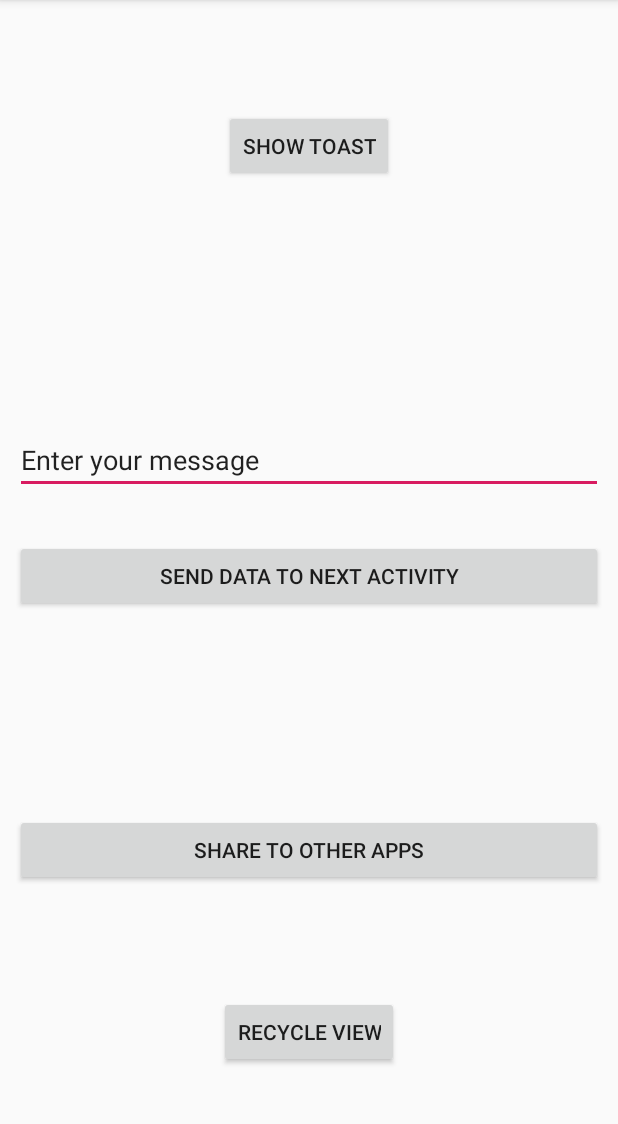
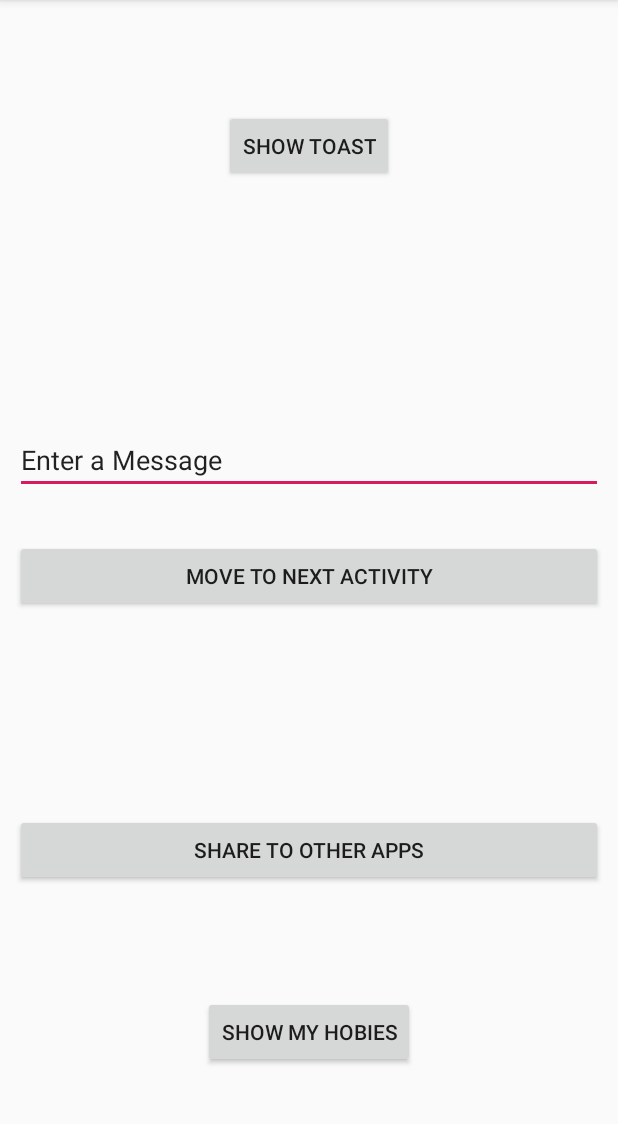
Before and after one commit to ValkaYordanov/MsgShareApp, an Android app: the screen it shows after launch (MainActivity), after a tap on "SHOW TOAST", on a phone screen of 412 x 824 dp, the part 84-1208 px from its top. Run offline under Robolectric (Android 15) with nearby library versions, the phone set to English and light mode, and no system bars.

Commit message:
updating app

```diff
--- a/app/src/main/AndroidManifest.xml
+++ b/app/src/main/AndroidManifest.xml
@@ -9,7 +9,7 @@
         android:roundIcon="@mipmap/ic_launcher_round"
         android:supportsRtl="true"
         android:theme="@style/AppTheme">
-        <activity android:name=".MainActivity">
+        <activity android:name=".activities.MainActivity">
             <intent-filter>
                 <action android:name="android.intent.action.MAIN" />
 
@@ -17,8 +17,8 @@
             </intent-filter>
         </activity>
 
-        <activity android:name=".SecondActivity"/>
-        <activity android:name=".HobbiesActivtity"/>
+        <activity android:name=".activities.SecondActivity"/>
+        <activity android:name=".activities.HobbiesActivtity"/>
     </application>
 
 </manifest>
--- /dev/null
+++ b/app/src/main/java/valka/msgshareapp/AppConstants.kt
@@ -0,0 +1,4 @@
+package valka.msgshareapp
+object Constants{
+    const val USER_MSG_KEY="user_message"
+}
--- /dev/null
+++ b/app/src/main/java/valka/msgshareapp/Extensions.kt
@@ -0,0 +1,9 @@
+package valka.msgshareapp
+
+import android.app.Activity
+import android.content.Context
+import android.widget.Toast
+
+fun Context.showToast(message: String, duration: Int = Toast.LENGTH_SHORT) {
+    Toast.makeText(this,message,duration).show()
+}
--- a/app/src/main/java/valka/msgshareapp/MainActivity.kt
+++ b/app/src/main/java/valka/msgshareapp/activities/MainActivity.kt
@@ -1,30 +1,35 @@
-package valka.msgshareapp
+package valka.msgshareapp.activities
 
 import android.content.Intent
+import android.nfc.Tag
 import androidx.appcompat.app.AppCompatActivity
 import android.os.Bundle
 import android.util.Log
 import android.widget.Toast
 import kotlinx.android.synthetic.main.activity_main.*
+import valka.msgshareapp.Constants
+import valka.msgshareapp.R
+import valka.msgshareapp.showToast
 
 class MainActivity : AppCompatActivity() {
 
+    companion object{
+        val TAG:String = MainActivity::class.java.simpleName
+    }
     override fun onCreate(savedInstanceState: Bundle?) {
         super.onCreate(savedInstanceState)
         setContentView(R.layout.activity_main)
 
         btnShowToast.setOnClickListener{
-            Log.i("MainActivity", "Button was clicked !")
-            Toast.makeText(this, "Button was clicked!", Toast.LENGTH_SHORT).show()
+            Log.i(TAG, "Button was clicked !")
+            showToast(resources.getString(R.string.btn_was_clicked),Toast.LENGTH_LONG)
         }
 
         btnSendMsgToNextActivity.setOnClickListener{
 
             val message: String= userMessage.text.toString()
-
-
             val intent = Intent(this, SecondActivity::class.java)
-            intent.putExtra("user_message", message)
+            intent.putExtra(Constants.USER_MSG_KEY, message)
             startActivity((intent))
         }
 
--- a/app/src/main/res/layout/activity_main.xml
+++ b/app/src/main/res/layout/activity_main.xml
@@ -1,12 +1,11 @@
 <?xml version="1.0" encoding="utf-8"?>
-<RelativeLayout
-    xmlns:android="http://schemas.android.com/apk/res/android"
+<RelativeLayout xmlns:android="http://schemas.android.com/apk/res/android"
     xmlns:app="http://schemas.android.com/apk/res-auto"
     xmlns:tools="http://schemas.android.com/tools"
     android:layout_width="match_parent"
     android:layout_height="match_parent"
-    tools:context=".MainActivity"
-    android:padding="10dp">
+    android:padding="10dp"
+    tools:context=".activities.MainActivity">
 
 
     <Button
@@ -16,7 +15,7 @@
         android:layout_alignParentTop="true"
         android:layout_centerHorizontal="true"
         android:layout_marginTop="63dp"
-        android:text="Show Toast" />
+        android:text="@string/btn_show_toast" />
 
     <EditText
         android:id="@+id/userMessage"
@@ -26,14 +25,14 @@
         android:layout_marginTop="274dp"
         android:ems="10"
         android:inputType="textPersonName"
-        android:text="Enter your message" />
+        android:text="@string/et_enter_msg" />
 
     <Button
         android:id="@+id/btnSendMsgToNextActivity"
         android:layout_width="match_parent"
         android:layout_height="wrap_content"
         android:layout_centerInParent="true"
-        android:text="Send data to next activity" />
+        android:text="@string/btn_move_to_next_activity" />
 
     <Button
         android:id="@+id/btnShareToOtherApps"
@@ -42,7 +41,7 @@
         android:layout_alignParentBottom="true"
         android:layout_centerHorizontal="true"
         android:layout_marginBottom="167dp"
-        android:text="Share to other apps" />
+        android:text="@string/btn_share_to_apps" />
 
     <Button
         android:id="@+id/btnREcyclerView"
@@ -51,6 +50,6 @@
         android:layout_alignParentBottom="true"
         android:layout_centerHorizontal="true"
         android:layout_marginBottom="46dp"
-        android:text="Recycle View" />
+        android:text="@string/btv_hobbies" />
 
 </RelativeLayout>
--- a/app/src/main/res/values/strings.xml
+++ b/app/src/main/res/values/strings.xml
@@ -1,3 +1,11 @@
 <resources>
     <string name="app_name">MsgShareApp</string>
+    <string name="btn_show_toast">Show Toast</string>
+
+    <string name="btn_move_to_next_activity">Move to next Activity</string>
+    <string name="btn_share_to_apps">Share to other Apps</string>
+    <string name="btv_hobbies">Show my hobies</string>
+    <string name="et_enter_msg">Enter a Message</string>
+
+    <string name="btn_was_clicked">Button was clicked!</string>
 </resources>
```
Also changed, not shown: app/src/main/java/valka/msgshareapp/HobbiesAdapter.kt (deleted, +0 -63 lines), app/src/main/java/valka/msgshareapp/SecondActivity.kt (deleted, +0 -28 lines), app/src/main/java/valka/msgshareapp/activities/HobbiesActivtity.kt (renamed from app/src/main/java/valka/msgshareapp/HobbiesActivtity.kt, +12 -5 lines), app/src/main/java/valka/msgshareapp/activities/SecondActivity.kt (added, +34 -0 lines), app/src/main/java/valka/msgshareapp/adapters/HobbiesAdapter.kt (added, +74 -0 lines), app/src/main/java/valka/msgshareapp/models/Model.kt (renamed from app/src/main/java/valka/msgshareapp/Model.kt, +8 -2 lines), app/src/main/res/layout/activity_hobbies.xml (+6 -6 lines), app/src/main/res/layout/activity_second.xml (+8 -9 lines), 1 other file.
